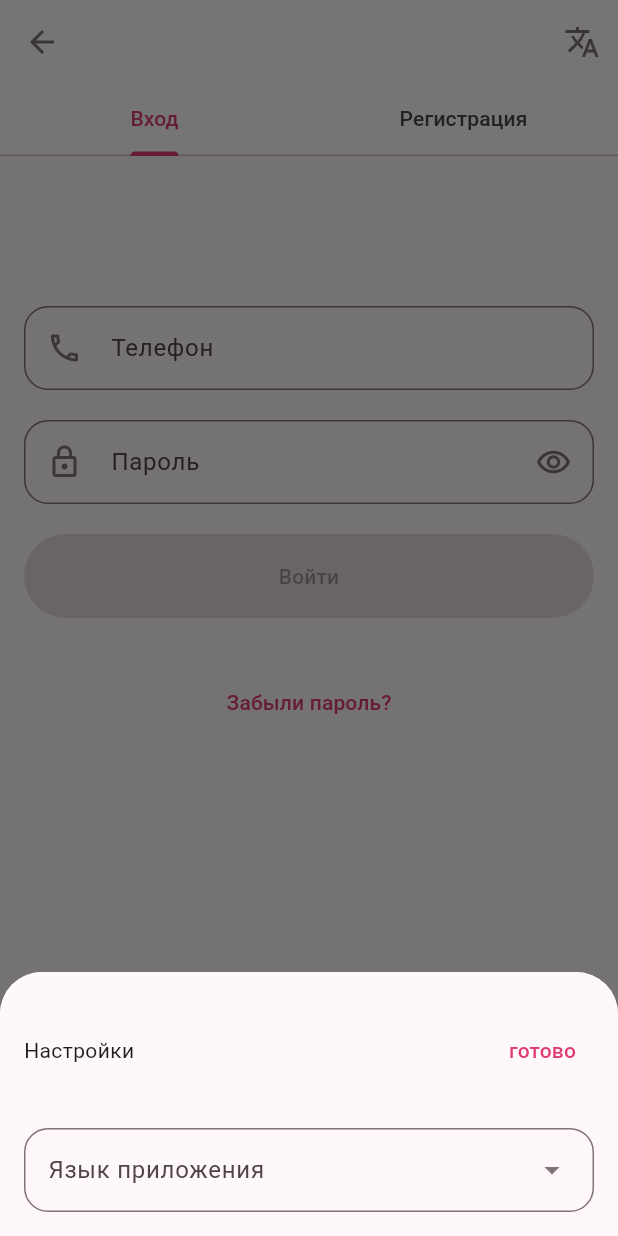
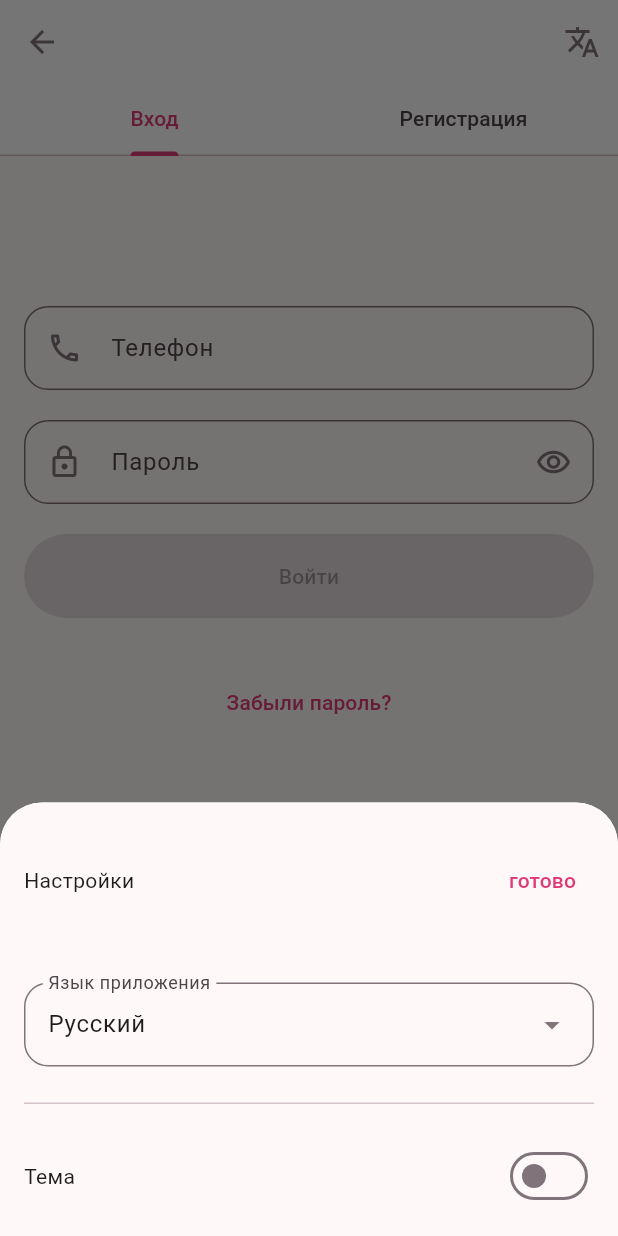
Before and after one commit to Ot4ainui4elowek/dot_marketplace, a Flutter app: the screen it shows after launch, after a tap on the "translate" icon, on a phone screen of 412 x 824 dp. Run offline on Flutter 3.47's test engine with Material 3 defaults, Android fonts, the phone set to English and light mode, and no system bars; drawn by our look-alikes of reactive_forms; our stand-ins replace flutter_bloc, go_router, loading_animation_widget.

Commit message:
Локализировал интерфейс

```diff
--- a/lib/core/presentation/UI/text_fields/password_textfield.dart
+++ b/lib/core/presentation/UI/text_fields/password_textfield.dart
@@ -1,4 +1,4 @@
-import 'package:dot_marketplace/feature/login_page/domain/login_form_errors.dart';
+import 'package:dot_marketplace/core/domain/intl/generated/l10n.dart';
 import 'package:dot_marketplace/theme/styles.dart';
 import 'package:flutter/material.dart';
 import 'package:reactive_forms/reactive_forms.dart';
@@ -44,8 +44,8 @@ class PasswordTextField extends StatelessWidget {
         ),
         validationMessages: {
           ...?_validationMeassages,
-          'required': (error) => LoginFormErrors.requiredErrorMeassge,
-          'minLength': (error) => LoginFormErrors.getMinLengthMessage(8),
+          'required': (error) => S.of(context).requiredField,
+          'minLength': (error) => S.of(context).minLength(8),
         },
       ),
     );
--- a/lib/core/presentation/UI/text_fields/phone_textfield.dart
+++ b/lib/core/presentation/UI/text_fields/phone_textfield.dart
@@ -1,4 +1,4 @@
-import 'package:dot_marketplace/feature/login_page/domain/login_form_errors.dart';
+import 'package:dot_marketplace/core/domain/intl/generated/l10n.dart';
 import 'package:flutter/material.dart';
 import 'package:reactive_forms/reactive_forms.dart';
 
@@ -16,17 +16,17 @@ class PhoneTextfield extends StatelessWidget {
   Widget build(BuildContext context) {
     return ReactiveTextField(
       formControlName: _formControlName,
-      decoration: const InputDecoration(
-        labelText: 'Телефон',
-        prefixIcon: Padding(
+      decoration: InputDecoration(
+        labelText: S.of(context).phone,
+        prefixIcon: const Padding(
           padding: EdgeInsets.all(15),
           child: Icon(Icons.phone_outlined),
         ),
       ),
       validationMessages: {
         ...?_validationMeassages,
-        'required': (error) => LoginFormErrors.requiredErrorMeassge,
-        'number': (error) => LoginFormErrors.phoneNumberErrorMessage,
+        'required': (error) => S.of(context).requiredField,
+        'number': (error) => S.of(context).phoneNumberErrorMessage,
       },
     );
   }
--- a/lib/feature/login_page/domain/login_form_errors.dart
+++ /dev/null
@@ -1,7 +0,0 @@
-abstract class LoginFormErrors {
-  static const requiredErrorMeassge = 'Это поле должно быть заполнено!';
-  static String getMinLengthMessage(int length) =>
-      'В строке должно быть $length символов!';
-  static const phoneNumberErrorMessage =
-      'Номер телефона должен состоять из цифр!';
-}
--- a/lib/feature/login_page/presentation/authorization_widget.dart
+++ b/lib/feature/login_page/presentation/authorization_widget.dart
@@ -4,7 +4,6 @@ import 'package:dot_marketplace/core/presentation/UI/buttons/app_text_button.dar
 import 'package:dot_marketplace/core/presentation/UI/text_fields/password_textfield.dart';
 import 'package:dot_marketplace/core/presentation/UI/text_fields/phone_textfield.dart';
 import 'package:dot_marketplace/feature/login_page/domain/form_control_names.dart';
-import 'package:dot_marketplace/feature/login_page/domain/login_form_errors.dart';
 import 'package:flutter/material.dart';
 import 'package:reactive_forms/reactive_forms.dart';
 
@@ -50,8 +49,7 @@ class _AuthorizationWidgetState extends State<AuthorizationWidget> {
                 PhoneTextfield(
                   formControlName: FormControlNames.phoneNumber,
                   validationMeassages: {
-                    'minLength': (error) =>
-                        LoginFormErrors.getMinLengthMessage(10),
+                    'minLength': (error) => S.of(context).minLength(10),
                   },
                 ),
                 const SizedBox(height: 20),
@@ -72,12 +70,12 @@ class _AuthorizationWidgetState extends State<AuthorizationWidget> {
                       authorizatinForm.reset();
                     }
                   : null,
-              widget: const Text('Войти'),
+              widget: Text(S.of(context).logon),
             ),
           ),
           const SizedBox(height: 20),
           AppTextButton(
-            text: 'Забыли пароль?',
+            text: S.of(context).forgotPassword,
             onPressed: () => 0,
           ),
         ],
--- a/lib/feature/login_page/presentation/login_page.dart
+++ b/lib/feature/login_page/presentation/login_page.dart
@@ -1,3 +1,4 @@
+import 'package:dot_marketplace/core/domain/intl/generated/l10n.dart';
 import 'package:dot_marketplace/core/domain/marketplace_settings/settings_bloc.dart';
 import 'package:dot_marketplace/core/presentation/UI/buttons/app_text_button.dart';
 import 'package:dot_marketplace/feature/login_page/presentation/authorization_widget.dart';
@@ -14,26 +15,34 @@ class LoginPage extends StatefulWidget {
 
 class _LoginPageState extends State<LoginPage> {
   final settingService = SettingsBloc();
+  final ValueNotifier<bool> lightTheme = ValueNotifier<bool>(false);
   Widget get localizationBottomSheet => BottomSheet(
-        builder: (context) => Container(
-          padding: const EdgeInsets.all(16),
-          child: Column(
+        builder: (context) => Column(
           mainAxisSize: MainAxisSize.min,
           crossAxisAlignment: CrossAxisAlignment.stretch,
           children: [
-              Row(
+            Padding(
+              padding: const EdgeInsets.all(16.0),
+              child: Row(
                 mainAxisAlignment: MainAxisAlignment.spaceBetween,
                 children: [
-                  const Text('Настройки'),
+                  Text(S.of(context).settings),
                   AppTextButton(
-                    text: 'готово',
+                    text: S.of(context).ready,
                     onPressed: () => context.pop(),
                   )
                 ],
               ),
-              const SizedBox(height: 16),
+            ),
+            Padding(
+              padding: const EdgeInsets.all(16),
+              child: Column(
+                mainAxisSize: MainAxisSize.min,
+                children: [
                   DropdownMenu(
-                  label: const Text('Язык приложения'),
+                      controller: TextEditingController(
+                          text: settingService.curentLocale.name),
+                      label: Text(S.of(context).appLanguage),
                       onSelected: (value) {
                         if (value != null) {
                           settingService.add(EChangeLocale(value));
@@ -41,20 +50,40 @@ class _LoginPageState extends State<LoginPage> {
                       },
                       expandedInsets: EdgeInsets.zero,
                       dropdownMenuEntries: settingService.localeList
-                      .map((e) => DropdownMenuEntry(value: e, label: e.name))
-                      .toList())
+                          .map(
+                              (e) => DropdownMenuEntry(value: e, label: e.name))
+                          .toList()),
+                  const SizedBox(height: 24),
+                  const Divider(height: 1),
+                  const SizedBox(height: 24),
+                  Row(
+                    mainAxisAlignment: MainAxisAlignment.spaceBetween,
+                    children: [
+                      Text(S.of(context).theme),
+                      ValueListenableBuilder(
+                        valueListenable: lightTheme,
+                        builder: (context, value, child) => Switch(
+                            value: lightTheme.value,
+                            onChanged: (value) {
+                              value = lightTheme.value = !lightTheme.value;
+                            }),
+                      ),
+                    ],
+                  )
                 ],
               ),
+            ),
+          ],
         ),
         onClosing: () => 0,
       );
 
   List<Widget> get _tabHeaders => <Widget>[
-        const Tab(
-          text: 'Вход',
+        Tab(
+          text: S.of(context).login,
         ),
-        const Tab(
-          text: 'Регистрация',
+        Tab(
+          text: S.of(context).registration,
         ),
       ];
 
```
Also changed, not shown: lib/core/domain/intl/i10n/intl_en.arb (+17 -1 lines), lib/core/domain/intl/i10n/intl_ru.arb (+17 -1 lines), lib/feature/login_page/presentation/registration_widget.dart (+8 -10 lines), lib/core/domain/intl/generated/intl/messages_en.dart, lib/core/domain/intl/generated/intl/messages_ru.dart, lib/core/domain/intl/generated/l10n.dart. Lines whose indentation alone changed are shown as unchanged.
